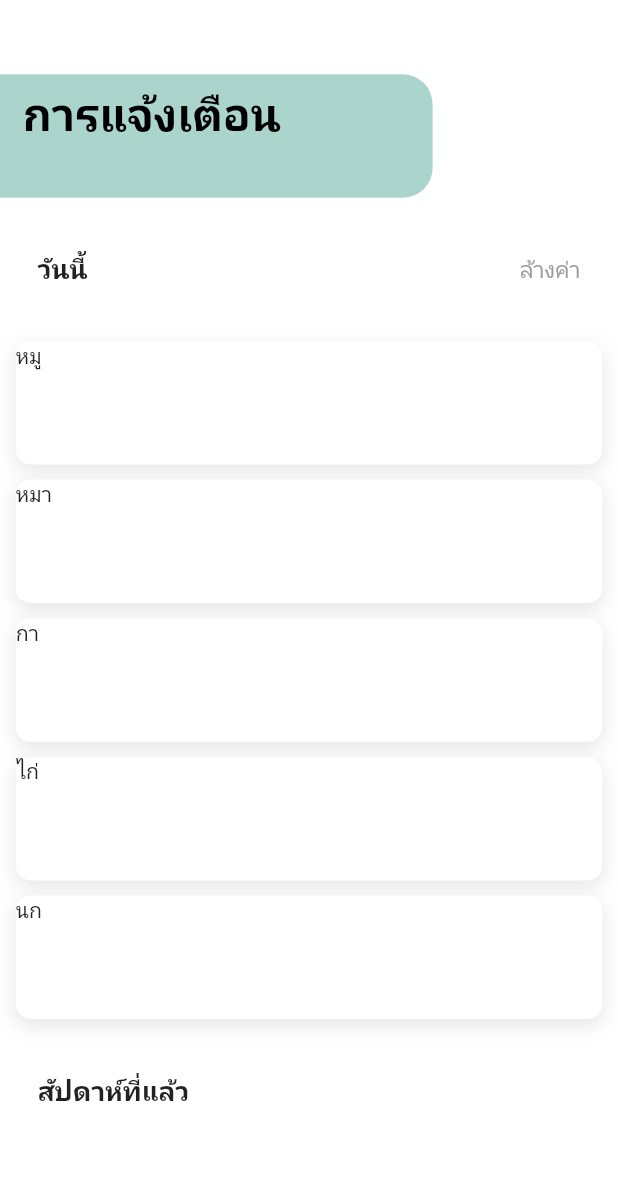
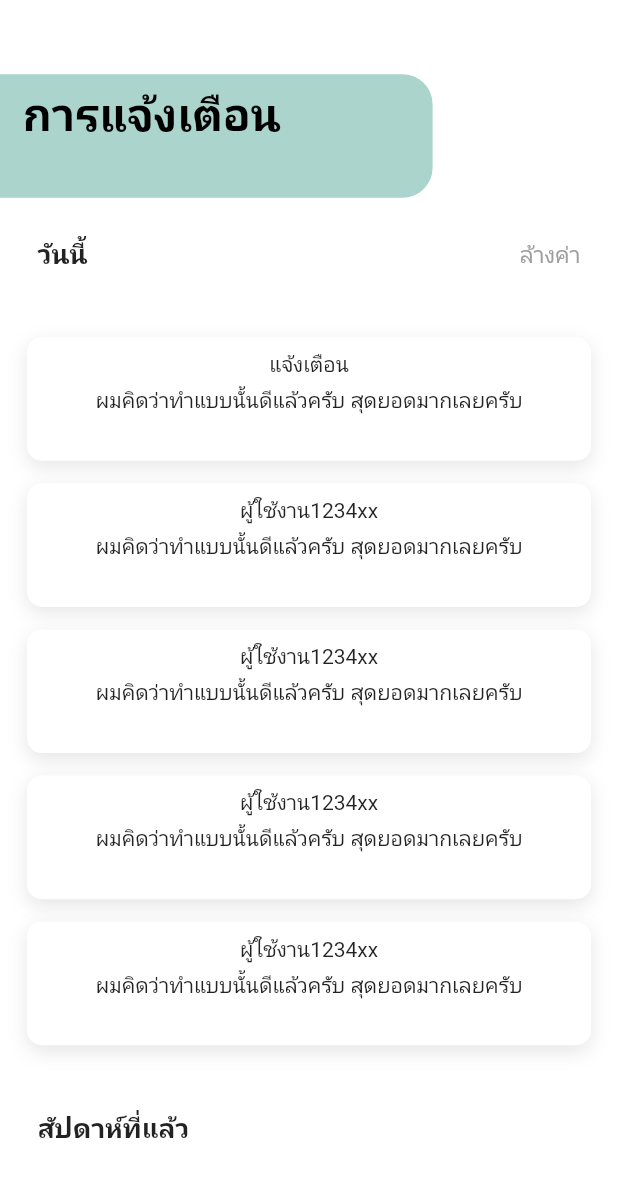
Before and after one commit to aofattaporn/jitD_fronted, a Flutter app: the NotificationPage screen opened directly, on a phone screen of 412 x 824 dp. Shown: the top 1177 px of the screen. Run offline on Flutter 3.47's test engine with Material 2 defaults, Android fonts, the phone set to English and light mode, and no system bars; our stand-ins replace bloc, equatable, firebase_auth, firebase_core, flutter_bloc, flutter_cache_manager and 7 more; missing offline and left inert: flutter_facebook_auth; accounts and stored records are empty.

Commit message:
Notification and Test

```diff
--- a/lib/src/screens/NotificationPage.dart
+++ b/lib/src/screens/NotificationPage.dart
@@ -24,9 +24,10 @@ class NotificationPage extends StatefulWidget {
 }
 
 class NotificationPageState extends State<NotificationPage> {
-  final items = List<String>.generate(20, (i) => 'Item ${i + 1}');
+  final items = List<String>.generate(10, (i) => 'Item ${i + 1}');
 
-  List<String> _values = ['หมู', 'หมา', 'กา', 'ไก่', 'นก'];
+  List<String> _values = ['แจ้งเตือน', 'ผู้ใช้งาน1234xx',
+    'ผู้ใช้งาน1234xx', 'ผู้ใช้งาน1234xx', 'ผู้ใช้งาน1234xx'];
 
 // class NotificationPage extends StatelessWidget {
 //   const NotificationPage({Key? key}) : super(key: key);
@@ -48,9 +49,11 @@ class NotificationPageState extends State<NotificationPage> {
               ),
               Column(
                 mainAxisAlignment: MainAxisAlignment.spaceBetween,
+                //mainAxisAlignment: MainAxisAlignment.spaceAround,
                 children: [
                   Row(
                     mainAxisAlignment: MainAxisAlignment.spaceBetween,
+
                     children: [
                       //Widget Box and Text
                       Container(
@@ -81,9 +84,6 @@ class NotificationPageState extends State<NotificationPage> {
                   ), //Category btn
                 ],
               ),
-              const SizedBox(
-                height: 10,
-              ),
               Padding(
                 padding: const EdgeInsets.all(25.0),
                 child: Row(
@@ -113,12 +113,11 @@ class NotificationPageState extends State<NotificationPage> {
                     shrinkWrap: true,
                     physics: const NeverScrollableScrollPhysics(),
                     itemCount: _values.length,
-                    padding: const EdgeInsets.all(0.5),
+                    padding: const EdgeInsets.all(8),
                     separatorBuilder: (context, index) => SizedBox(
-                      height: 10,
+                      height: 15,
                     ),
                     itemBuilder: (context, index) {
-
                       return Dismissible(
                         key: Key('item ${_values[index]}'),
                         background: Container(
@@ -130,12 +129,10 @@ class NotificationPageState extends State<NotificationPage> {
                                 )
                             ),
                           child: Padding(
-                            padding: const EdgeInsets.all(15),
+                            padding: const EdgeInsets.all(20),
                             child: Row(
                               children: <Widget>[
                                 Icon(Icons.favorite, color: Colors.white),
-                                Text('  Move to favorites',
-                                    style: TextStyle(color: Colors.white)),
                               ],
                             ),
                           ),
@@ -154,8 +151,6 @@ class NotificationPageState extends State<NotificationPage> {
                               mainAxisAlignment: MainAxisAlignment.end,
                               children: <Widget>[
                                 Icon(Icons.delete, color: Colors.white),
-                                Text('Move to trash',
-                                    style: TextStyle(color: Colors.white)),
                               ],
                             ),
                           ),
@@ -208,7 +203,15 @@ class NotificationPageState extends State<NotificationPage> {
                                 )
                               ]
                           ),
-                          child: Text(_values[index]),
+                          child: Column(
+                            children: [
+                              //SizedBox(width: MediaQuery.of(context).size.width * 10,),
+                              SizedBox(height: MediaQuery.of(context).size.height * 0.01,),
+                              Text(_values[index]),
+                              SizedBox(height: 5,),
+                              Text("ผมคิดว่าทำแบบนั้นดีแล้วครับ สุดยอดมากเลยครับ")
+                            ],
+                          ),
                         )
 
                       );
```
Also changed, not shown: lib/main.dart (+0 -37 lines), lib/src/screens/test_stress/result_counsellor.dart (added, +160 -0 lines), lib/src/screens/test_stress/result_test.dart (+14 -9 lines), assets/images/test_stress2-depositphotos.png (added), assets/images/test_stress2.png (added), assets/images/test_stress3-depositphotos.png (added), assets/images/test_stress3.png (added).
